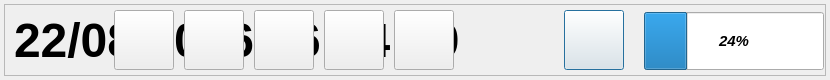
First picture: the form in gui/mainwidget/src/main/statusbardialog.ui, repository yjsin-emastec/neptune, before the edit.
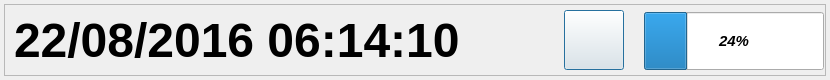
Second picture: the form after the edit.

Commit message: Modify split switching scenario in status bar and play bar 원인 - split 변경 시 많은 조작을 필요로 함 - split 변경방법을 자사모니터와 유사하도록 수정 내용 - split 버튼을 누를 경우 1->4->4->9 순서로 즉시 변경하도록 수정

```diff
--- a/gui/mainwidget/src/main/statusbardialog.ui
+++ b/gui/mainwidget/src/main/statusbardialog.ui
@@ -156,71 +156,6 @@
      <string/>
     </property>
    </widget>
-   <widget class="QPushButton" name="buttonPrev">
-    <property name="geometry">
-     <rect>
-      <x>110</x>
-      <y>6</y>
-      <width>60</width>
-      <height>60</height>
-     </rect>
-    </property>
-    <property name="text">
-     <string/>
-    </property>
-   </widget>
-   <widget class="QPushButton" name="buttonSplit1">
-    <property name="geometry">
-     <rect>
-      <x>180</x>
-      <y>6</y>
-      <width>60</width>
-      <height>60</height>
-     </rect>
-    </property>
-    <property name="text">
-     <string/>
-    </property>
-   </widget>
-   <widget class="QPushButton" name="buttonSplit4">
-    <property name="geometry">
-     <rect>
-      <x>250</x>
-      <y>6</y>
-      <width>60</width>
-      <height>60</height>
-     </rect>
-    </property>
-    <property name="text">
-     <string/>
-    </property>
-   </widget>
-   <widget class="QPushButton" name="buttonSplit9">
-    <property name="geometry">
-     <rect>
-      <x>320</x>
-      <y>6</y>
-      <width>60</width>
-      <height>60</height>
-     </rect>
-    </property>
-    <property name="text">
-     <string/>
-    </property>
-   </widget>
-   <widget class="QPushButton" name="buttonNext">
-    <property name="geometry">
-     <rect>
-      <x>390</x>
-      <y>6</y>
-      <width>60</width>
-      <height>60</height>
-     </rect>
-    </property>
-    <property name="text">
-     <string/>
-    </property>
-   </widget>
   </widget>
  </widget>
  <layoutdefault spacing="6" margin="11"/>
```
The commit also changes 26 other files.
